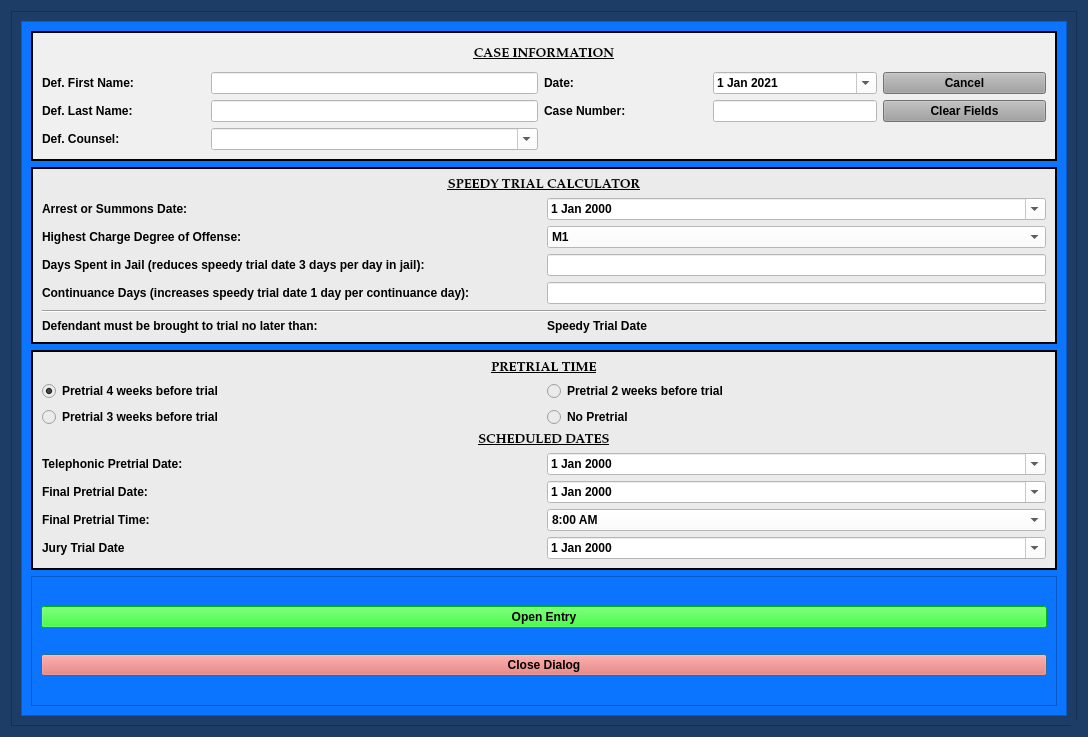
First picture: the form in munientry/views/ui/SchedulingEntryDialog.ui, repository HunterProgram22/MuniEntry, before the edit.
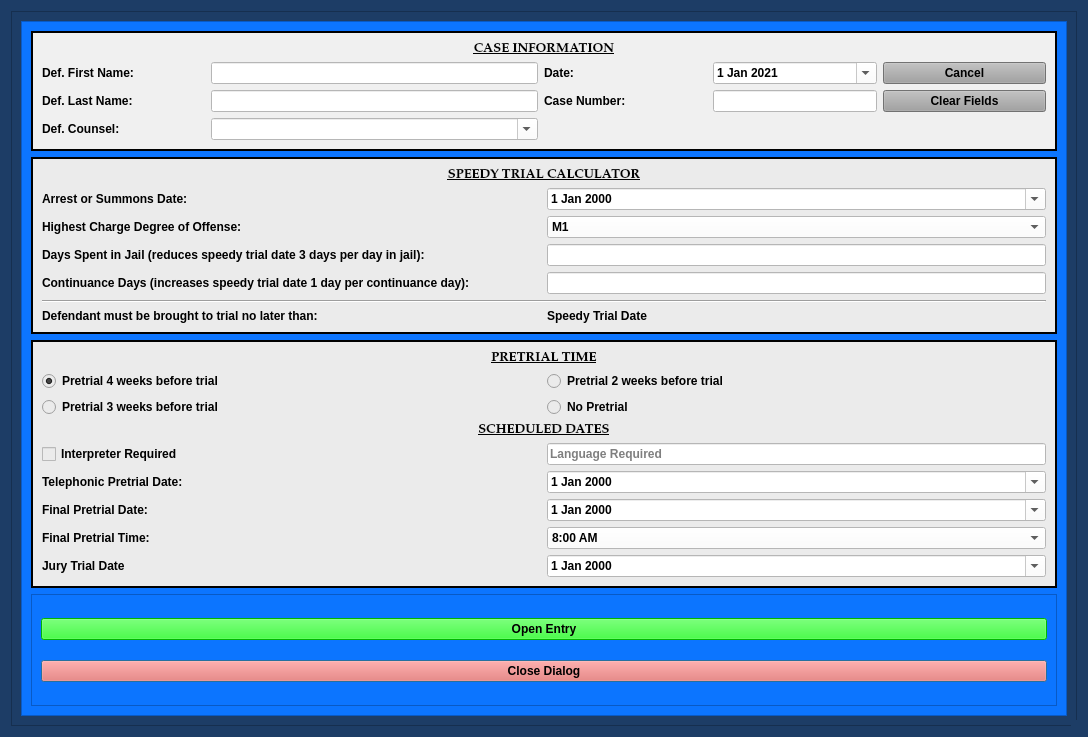
Second picture: the form after the edit. Custom widgets are drawn as their Qt base class.

Commit message: Added Interpreter Box to all scheduling UIs and Templates.

What changed in the file:
```diff
--- a/munientry/views/ui/SchedulingEntryDialog.ui
+++ b/munientry/views/ui/SchedulingEntryDialog.ui
@@ -180,8 +180,8 @@
           <rect>
            <x>0</x>
            <y>0</y>
-           <width>1048</width>
-           <height>697</height>
+           <width>1027</width>
+           <height>700</height>
           </rect>
          </property>
          <layout class="QGridLayout" name="gridLayout_2">
@@ -521,7 +521,7 @@
             <property name="lineWidth">
              <number>2</number>
             </property>
-            <layout class="QGridLayout" name="gridLayout_5">
+            <layout class="QGridLayout" name="gridLayout_5" columnstretch="1,1">
              <item row="2" column="0">
               <widget class="QRadioButton" name="four_week_pretrial_radio_btn">
                <property name="text">
@@ -818,6 +818,23 @@
                </item>
               </widget>
              </item>
+             <item row="5" column="0">
+              <widget class="QCheckBox" name="interpreter_check_box">
+               <property name="text">
+                <string>Interpreter Required</string>
+               </property>
+              </widget>
+             </item>
+             <item row="5" column="1">
+              <widget class="QLineEdit" name="language_box">
+               <property name="styleSheet">
+                <string notr="true">background-color: rgb(255, 255, 255);</string>
+               </property>
+               <property name="placeholderText">
+                <string>Language Required</string>
+               </property>
+              </widget>
+             </item>
             </layout>
            </widget>
           </item>
```
The commit also changes 11 other files.
